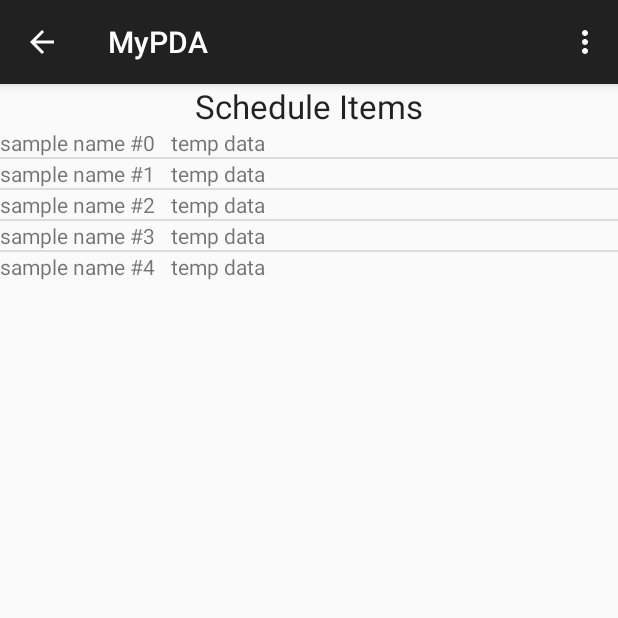
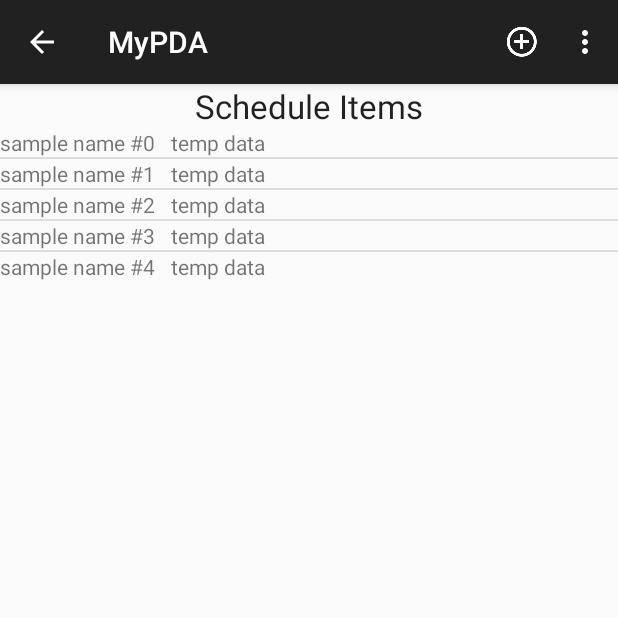
Before and after one commit to T-Graves/MyPDA, an Android app: the screen it shows after launch (MyPDAMainActivity), after a tap on "SCHEDULE", on a phone screen of 412 x 824 dp, the top half of it. Run offline under Robolectric (Android 15) with nearby library versions, the phone set to English and light mode, and no system bars.

Commit message:
Changed menu to use icon for the task creation option

```diff
--- a/app/src/main/res/menu/menu_main.xml
+++ b/app/src/main/res/menu/menu_main.xml
@@ -1,11 +1,13 @@
 <?xml version="1.0" encoding="utf-8"?>
 <menu xmlns:android="http://schemas.android.com/apk/res/android"
+    xmlns:demonav="http://schemas.android.com/apk/res-auto"
     xmlns:app="http://schemas.android.com/tools">
 
     <item
         android:id="@+id/action_new_task"
+        android:icon="@drawable/ic_add_circle_outline_white_24dp"
         android:title="@string/action_new_task"
-        app:showAsAction="never" />
+        demonav:showAsAction="ifRoom|collapseActionView" />
 
     <item
         android:id="@+id/action_help"
```
